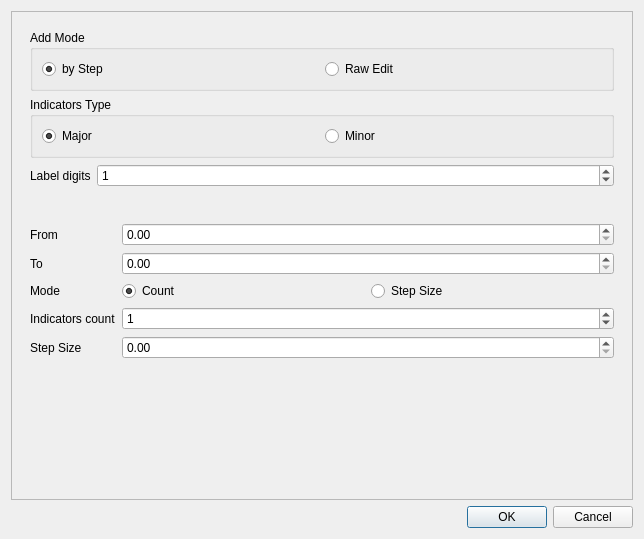
Qt form Widgets/addliindicatorsdialog.ui (Mattia-Sacchi/A3D) before a commit.
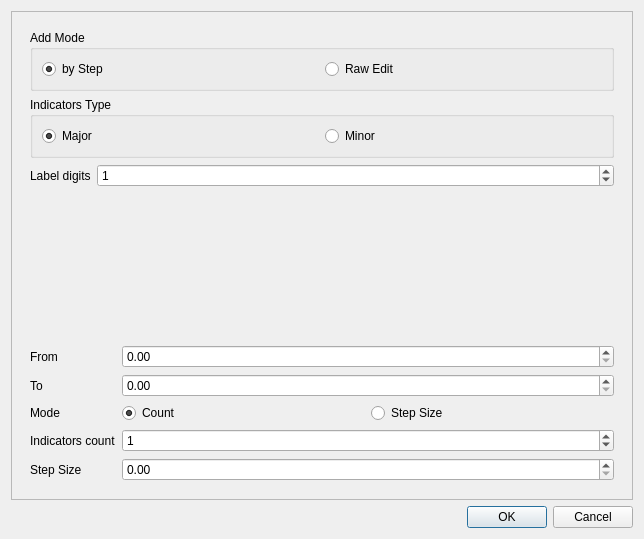
The same form after that commit. Custom widgets are drawn as their Qt base class.

Diff of the .ui file:
```diff
--- a/Widgets/addliindicatorsdialog.ui
+++ b/Widgets/addliindicatorsdialog.ui
@@ -222,19 +222,6 @@
          </layout>
         </widget>
        </item>
-       <item>
-        <spacer name="verticalSpacer">
-         <property name="orientation">
-          <enum>Qt::Orientation::Vertical</enum>
-         </property>
-         <property name="sizeHint" stdset="0">
-          <size>
-           <width>20</width>
-           <height>40</height>
-          </size>
-         </property>
-        </spacer>
-       </item>
       </layout>
      </widget>
     </widget>
```
